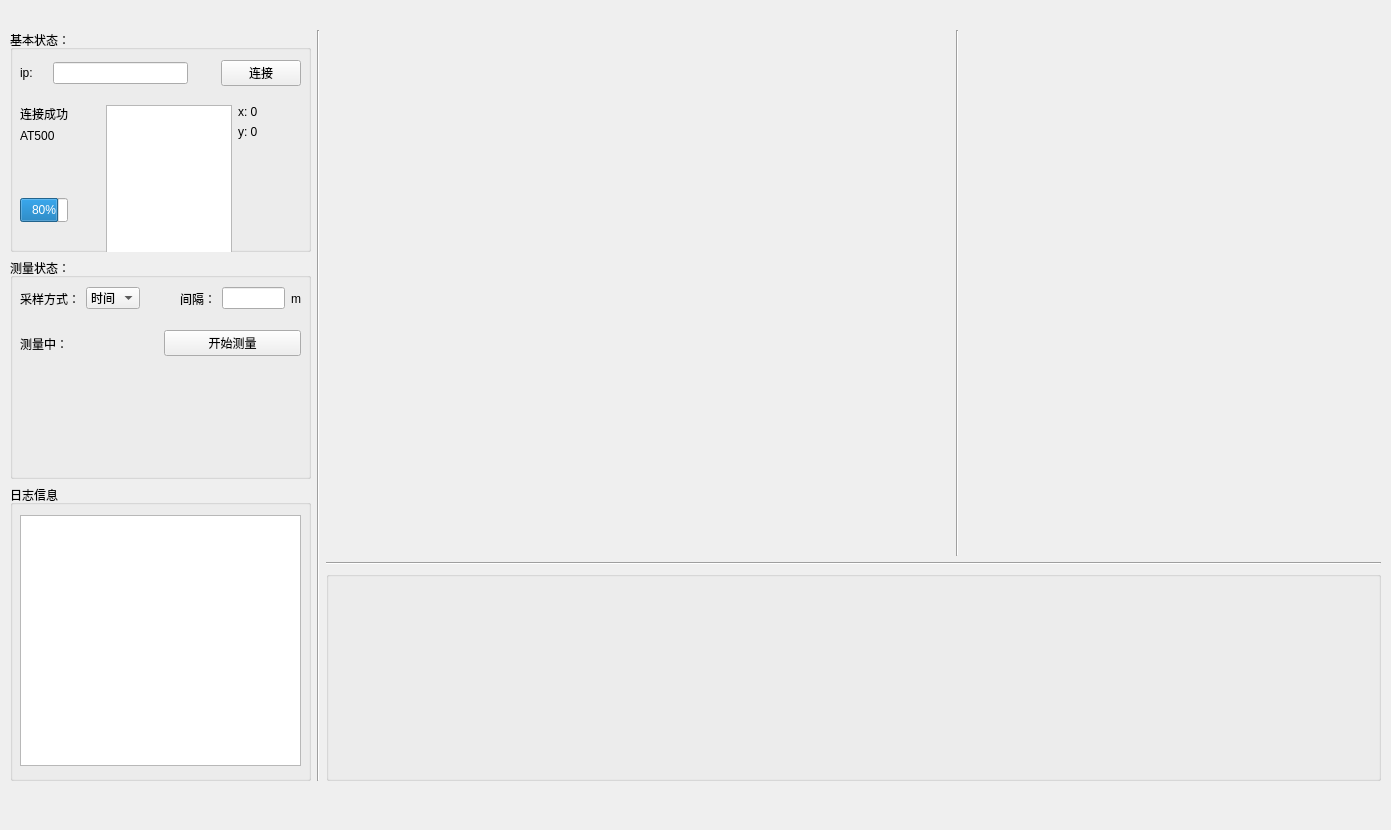
First picture: the form in pages/calibrationpage.ui, repository MinWenaaa/surfacePlanner, before the edit.
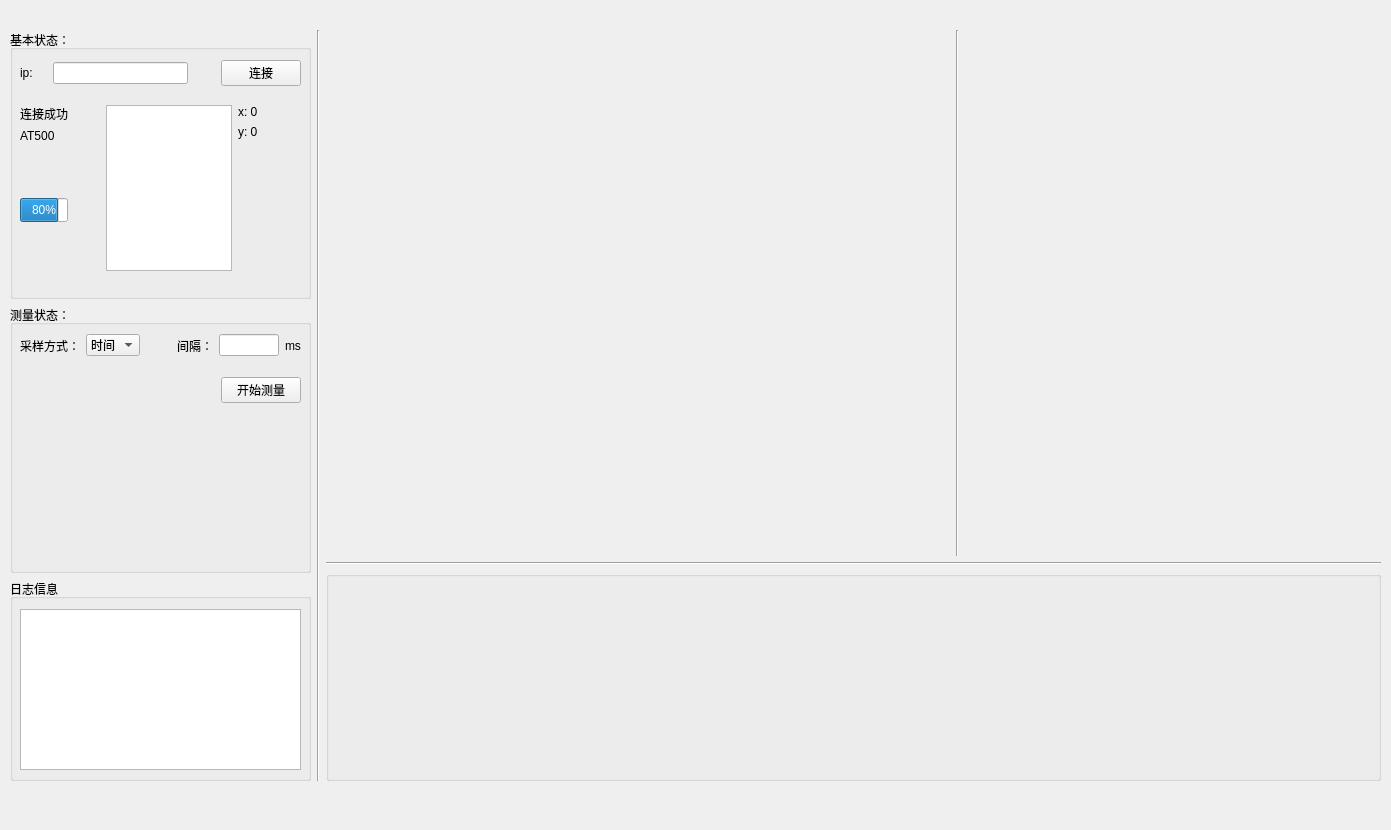
Second picture: the form after the edit.

What changed in the file:
```diff
--- a/pages/calibrationpage.ui
+++ b/pages/calibrationpage.ui
@@ -20,7 +20,7 @@
    <string>Form</string>
   </property>
   <property name="autoFillBackground">
-   <bool>true</bool>
+   <bool>false</bool>
   </property>
   <property name="styleSheet">
    <string notr="true"/>
@@ -39,7 +39,7 @@
      <enum>QLayout::SetMaximumSize</enum>
     </property>
     <item>
-     <layout class="QVBoxLayout" name="verticalLayout_setting" stretch="3,3,4">
+     <layout class="QVBoxLayout" name="verticalLayout_setting" stretch="4,4,3">
       <property name="sizeConstraint">
        <enum>QLayout::SetMaximumSize</enum>
       </property>
@@ -288,7 +288,7 @@
           <item>
            <widget class="QLabel" name="UnitLabel">
             <property name="text">
-             <string>m</string>
+             <string>ms</string>
             </property>
            </widget>
           </item>
@@ -307,12 +307,25 @@
           <item>
            <widget class="QLabel" name="label_5">
             <property name="text">
-             <string>测量中：</string>
+             <string/>
             </property>
            </widget>
           </item>
           <item>
-           <widget class="QPushButton" name="pushButton">
+           <spacer name="horizontalSpacer_4">
+            <property name="orientation">
+             <enum>Qt::Horizontal</enum>
+            </property>
+            <property name="sizeHint" stdset="0">
+             <size>
+              <width>40</width>
+              <height>20</height>
+             </size>
+            </property>
+           </spacer>
+          </item>
+          <item>
+           <widget class="QPushButton" name="measureButton">
             <property name="text">
              <string>开始测量</string>
             </property>
@@ -333,9 +346,12 @@
            <x>10</x>
            <y>30</y>
            <width>281</width>
-           <height>251</height>
+           <height>161</height>
           </rect>
          </property>
+         <property name="readOnly">
+          <bool>true</bool>
+         </property>
         </widget>
        </widget>
       </item>
```
Left out of the diff: 4 changed lines with no effect on the pictures.
